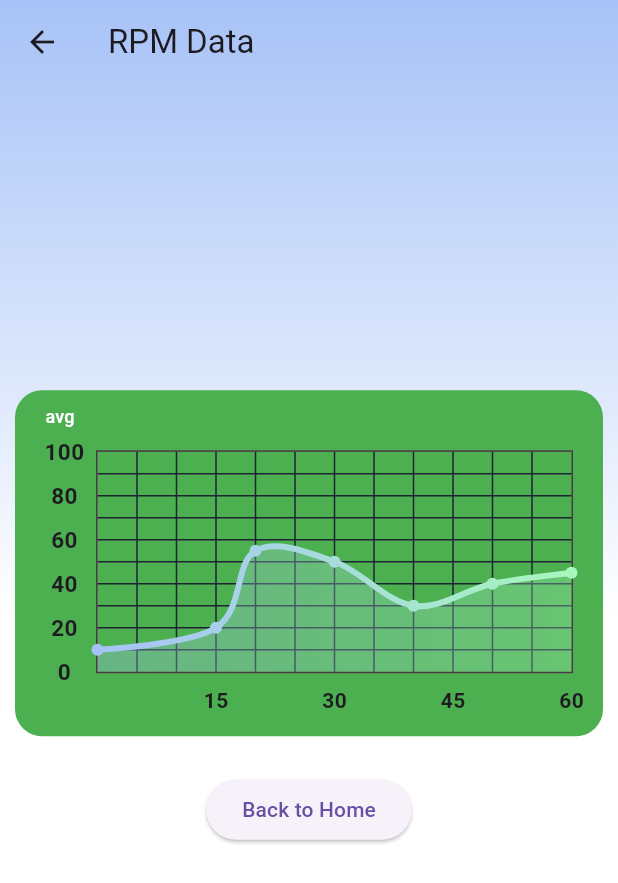
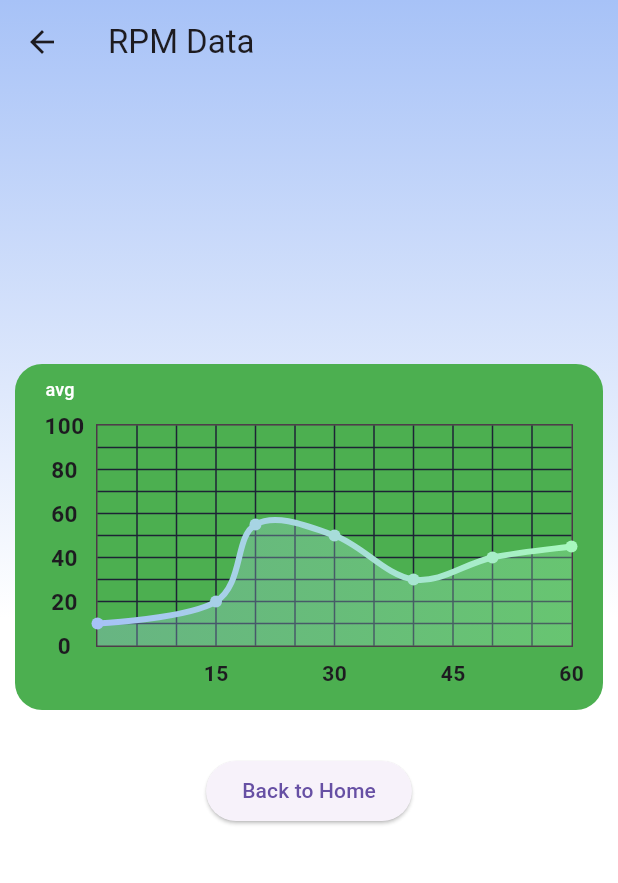
Before and after one commit to Affinity-App/Affinity-App, a Flutter app: the RPMpage screen opened by its route, on a phone screen of 412 x 824 dp. Shown: the top 883 px of the screen. Run offline on Flutter 3.47's test engine with Material 3 defaults, Android fonts, the phone set to English and light mode, and no system bars; drawn by our look-alikes of fl_chart; our stand-ins replace cloud_firestore, firebase_auth, firebase_core, google_sign_in; accounts and stored records are empty.

Commit message:
Cleaned up chart page formatting

```diff
--- a/cardiacengineering_app/lib/pages/home_data/rpm_page.dart
+++ b/cardiacengineering_app/lib/pages/home_data/rpm_page.dart
@@ -16,21 +16,18 @@ class RPMpage extends StatelessWidget {
         title: const Text('RPM Data'),
       ),
       body: BackgroundGradientContainer(
-        child: Center(
         child: Column(
+          crossAxisAlignment: CrossAxisAlignment.center,
           mainAxisAlignment: MainAxisAlignment.center,
           children: [
-              Padding(
-              padding: EdgeInsets.only(top: 0.0),
-              child: Container(
+            Container(
               decoration: BoxDecoration(
                 borderRadius: BorderRadius.circular(18.0),
                 color: Colors.green,
               ),
               child: LineChartSample2(),
             ),
-            ),
-              SizedBox(height: 25),
+            const SizedBox(height: 30.0),
             ElevatedButton(
               onPressed: () {
                 // Navigate back to the previous page (Home page)
@@ -38,18 +35,8 @@ class RPMpage extends StatelessWidget {
               },
               child: const Text('Back to Home'),
             ),
-              // ElevatedButton(
-              //   onPressed: () {
-              //     // Navigate back to the previous page (Home page)
-              //     Navigator.push(
-              //     context,
-              //     MaterialPageRoute(builder: (context) => const lineChart()),
-              //   );
-              //   },
-              //   child: const Text('Test Chart Page'),
-              // ),
+            const SizedBox(height: 30.0),
           ],
-          ),
         ),
       ),
     );
```
Also changed, not shown: cardiacengineering_app/lib/pages/home_data/battery_page.dart (+8 -7 lines), cardiacengineering_app/lib/pages/home_data/gpm_page.dart (+8 -7 lines), cardiacengineering_app/lib/pages/home_data/psi_page.dart (+7 -6 lines). Lines whose indentation alone changed are shown as unchanged.
